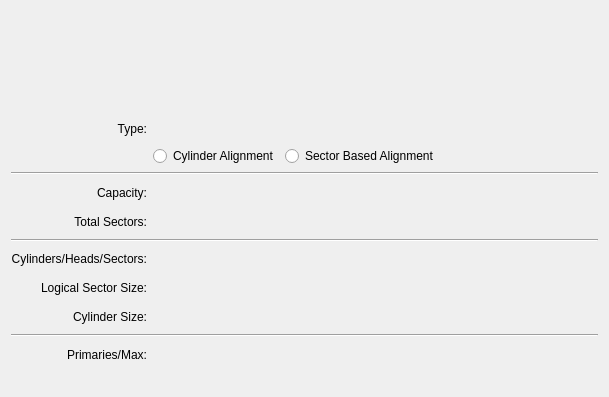
The window that src/gui/devicepropswidgetbase.ui (KDE/partitionmanager) describes before a commit, drawn with Qt 5.
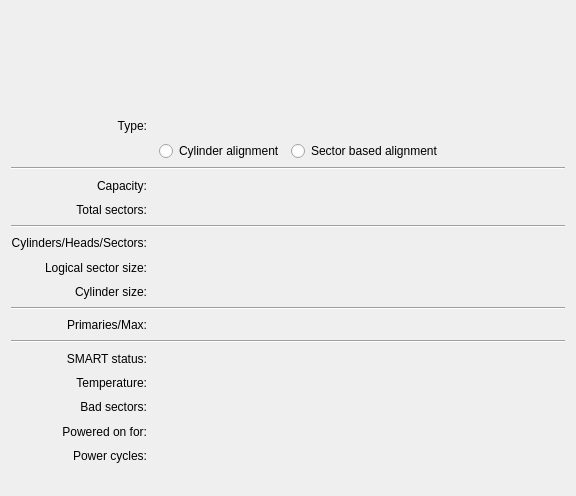
The same window after the commit. Custom widgets are drawn as their Qt base class.

Commit message: add smart status information

```diff
--- a/src/gui/devicepropswidgetbase.ui
+++ b/src/gui/devicepropswidgetbase.ui
@@ -6,12 +6,12 @@
    <rect>
     <x>0</x>
     <y>0</y>
-    <width>609</width>
-    <height>397</height>
+    <width>576</width>
+    <height>496</height>
    </rect>
   </property>
   <layout class="QGridLayout" name="gridLayout">
-   <item row="0" column="0" colspan="2">
+   <item row="0" column="0" colspan="3">
     <widget class="PartTableWidget" name="m_PartTableWidget" native="true">
      <property name="sizePolicy">
       <sizepolicy hsizetype="Expanding" vsizetype="Fixed">
@@ -36,7 +36,7 @@
      </property>
     </widget>
    </item>
-   <item row="1" column="0" colspan="2">
+   <item row="1" column="0">
     <spacer name="verticalSpacer">
      <property name="orientation">
       <enum>Qt::Vertical</enum>
@@ -62,7 +62,7 @@
      </property>
     </widget>
    </item>
-   <item row="2" column="1">
+   <item row="2" column="2">
     <widget class="QLabel" name="m_LabelType">
      <property name="sizePolicy">
       <sizepolicy hsizetype="Preferred" vsizetype="Preferred">
@@ -75,19 +75,19 @@
      </property>
     </widget>
    </item>
-   <item row="3" column="1">
+   <item row="3" column="2">
     <layout class="QHBoxLayout" name="m_TypeLayout">
      <item>
       <widget class="QRadioButton" name="m_RadioCylinderBased">
        <property name="text">
-        <string>Cylinder Alignment</string>
+        <string>Cylinder alignment</string>
        </property>
       </widget>
      </item>
      <item>
       <widget class="QRadioButton" name="m_RadioSectorBased">
        <property name="text">
-        <string>Sector Based Alignment</string>
+        <string>Sector based alignment</string>
        </property>
       </widget>
      </item>
@@ -106,7 +106,7 @@
      </item>
     </layout>
    </item>
-   <item row="4" column="0" colspan="2">
+   <item row="4" column="0" colspan="3">
     <widget class="Line" name="line">
      <property name="orientation">
       <enum>Qt::Horizontal</enum>
@@ -123,7 +123,7 @@
      </property>
     </widget>
    </item>
-   <item row="5" column="1">
+   <item row="5" column="2">
     <widget class="QLabel" name="m_LabelCapacity">
      <property name="sizePolicy">
       <sizepolicy hsizetype="Preferred" vsizetype="Preferred">
@@ -139,14 +139,14 @@
    <item row="6" column="0">
     <widget class="QLabel" name="m_LabelTextTotalSectors">
      <property name="text">
-      <string>Total Sectors:</string>
+      <string>Total sectors:</string>
      </property>
      <property name="alignment">
       <set>Qt::AlignRight|Qt::AlignTrailing|Qt::AlignVCenter</set>
      </property>
     </widget>
    </item>
-   <item row="6" column="1">
+   <item row="6" column="2">
     <widget class="QLabel" name="m_LabelTotalSectors">
      <property name="sizePolicy">
       <sizepolicy hsizetype="Preferred" vsizetype="Preferred">
@@ -159,7 +159,7 @@
      </property>
     </widget>
    </item>
-   <item row="7" column="0" colspan="2">
+   <item row="7" column="0" colspan="3">
     <widget class="Line" name="line_2">
      <property name="orientation">
       <enum>Qt::Horizontal</enum>
@@ -176,7 +176,7 @@
      </property>
     </widget>
    </item>
-   <item row="8" column="1">
+   <item row="8" column="2">
     <widget class="QLabel" name="m_LabelCHS">
      <property name="sizePolicy">
       <sizepolicy hsizetype="Preferred" vsizetype="Preferred">
@@ -192,14 +192,14 @@
    <item row="9" column="0">
     <widget class="QLabel" name="m_LabelTextSectorSize">
      <property name="text">
-      <string>Logical Sector Size:</string>
+      <string>Logical sector size:</string>
      </property>
      <property name="alignment">
       <set>Qt::AlignRight|Qt::AlignTrailing|Qt::AlignVCenter</set>
      </property>
     </widget>
    </item>
-   <item row="9" column="1">
+   <item row="9" column="2">
     <widget class="QLabel" name="m_LabelSectorSize">
      <property name="sizePolicy">
       <sizepolicy hsizetype="Preferred" vsizetype="Preferred">
@@ -215,14 +215,14 @@
    <item row="10" column="0">
     <widget class="QLabel" name="m_LabelTextCylinderSize">
      <property name="text">
-      <string>Cylinder Size:</string>
+      <string>Cylinder size:</string>
      </property>
      <property name="alignment">
       <set>Qt::AlignRight|Qt::AlignTrailing|Qt::AlignVCenter</set>
      </property>
     </widget>
    </item>
-   <item row="10" column="1">
+   <item row="10" column="2">
     <widget class="QLabel" name="m_LabelCylinderSize">
      <property name="sizePolicy">
       <sizepolicy hsizetype="Preferred" vsizetype="Preferred">
@@ -235,7 +235,7 @@
      </property>
     </widget>
    </item>
-   <item row="11" column="0" colspan="2">
+   <item row="11" column="0" colspan="3">
     <widget class="Line" name="line_3">
      <property name="orientation">
       <enum>Qt::Horizontal</enum>
@@ -252,7 +252,7 @@
      </property>
     </widget>
    </item>
-   <item row="12" column="1">
+   <item row="12" column="2">
     <widget class="QLabel" name="m_LabelPrimariesMax">
      <property name="sizePolicy">
       <sizepolicy hsizetype="Preferred" vsizetype="Preferred">
@@ -265,7 +265,99 @@
      </property>
     </widget>
    </item>
-   <item row="13" column="0" colspan="2">
+   <item row="13" column="0" colspan="3">
+    <widget class="Line" name="line_4">
+     <property name="orientation">
+      <enum>Qt::Horizontal</enum>
+     </property>
+    </widget>
+   </item>
+   <item row="14" column="0">
+    <widget class="QLabel" name="m_LabelTextSmartStatus">
+     <property name="text">
+      <string>SMART status:</string>
+     </property>
+     <property name="alignment">
+      <set>Qt::AlignRight|Qt::AlignTrailing|Qt::AlignVCenter</set>
+     </property>
+    </widget>
+   </item>
+   <item row="14" column="2">
+    <widget class="QLabel" name="m_LabelSmartStatus">
+     <property name="text">
+      <string/>
+     </property>
+    </widget>
+   </item>
+   <item row="15" column="0">
+    <widget class="QLabel" name="m_LabelTextSmartTemperature">
+     <property name="text">
+      <string>Temperature:</string>
+     </property>
+     <property name="alignment">
+      <set>Qt::AlignRight|Qt::AlignTrailing|Qt::AlignVCenter</set>
+     </property>
+    </widget>
+   </item>
+   <item row="15" column="2">
+    <widget class="QLabel" name="m_LabelSmartTemperature">
+     <property name="text">
+      <string/>
+     </property>
+    </widget>
+   </item>
+   <item row="16" column="0">
+    <widget class="QLabel" name="m_LabelTextSmartBadSectors">
+     <property name="text">
+      <string>Bad sectors:</string>
+     </property>
+     <property name="alignment">
+      <set>Qt::AlignRight|Qt::AlignTrailing|Qt::AlignVCenter</set>
+     </property>
+    </widget>
+   </item>
+   <item row="16" column="2">
+    <widget class="QLabel" name="m_LabelSmartBadSectors">
+     <property name="text">
+      <string/>
+     </property>
+    </widget>
+   </item>
+   <item row="17" column="0">
+    <widget class="QLabel" name="m_LabelTextSmartPoweredOn">
+     <property name="text">
+      <string>Powered on for:</string>
+     </property>
+     <property name="alignment">
+      <set>Qt::AlignRight|Qt::AlignTrailing|Qt::AlignVCenter</set>
+     </property>
+    </widget>
+   </item>
+   <item row="17" column="2">
+    <widget class="QLabel" name="m_LabelSmartPoweredOn">
+     <property name="text">
+      <string/>
+     </property>
+    </widget>
+   </item>
+   <item row="18" column="0">
+    <widget class="QLabel" name="m_LabelTextSmartPowerCycles">
+     <property name="text">
+      <string>Power cycles:</string>
+     </property>
+     <property name="alignment">
+      <set>Qt::AlignRight|Qt::AlignTrailing|Qt::AlignVCenter</set>
+     </property>
+    </widget>
+   </item>
+   <item row="18" column="2">
+    <widget class="QLabel" name="m_LabelSmartPowerCycles">
+     <property name="text">
+      <string/>
+     </property>
+    </widget>
+   </item>
+   <item row="19" column="0" colspan="3">
     <spacer name="verticalSpacer_2">
      <property name="orientation">
       <enum>Qt::Vertical</enum>
```
The commit also changes 7 other files.
